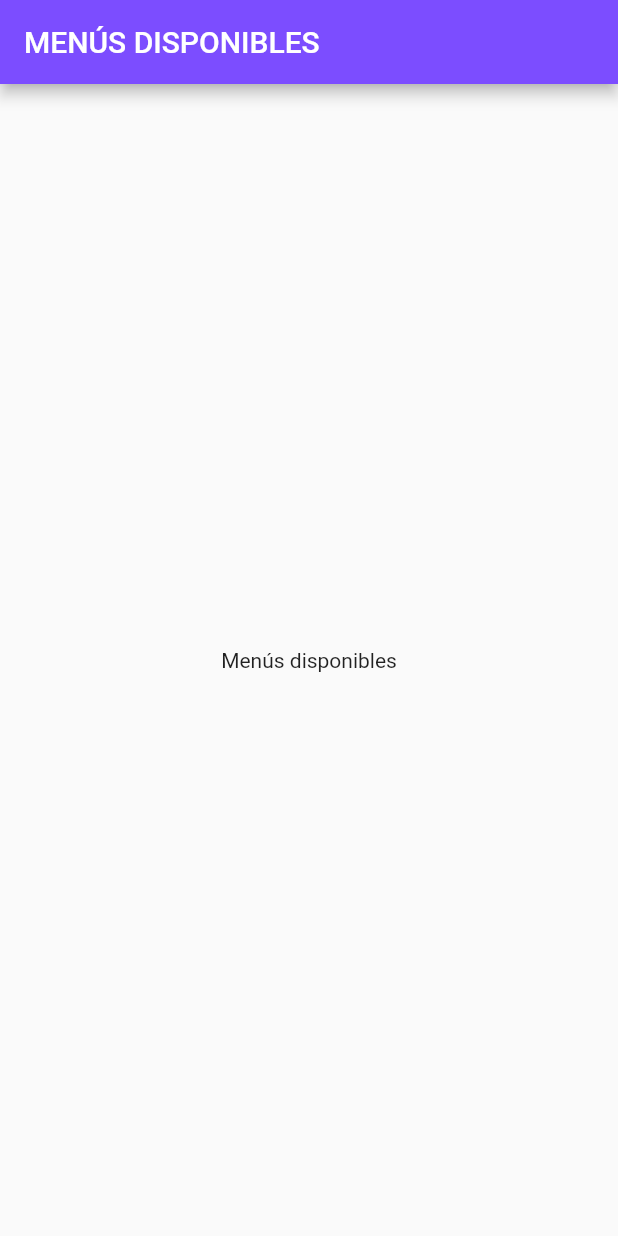
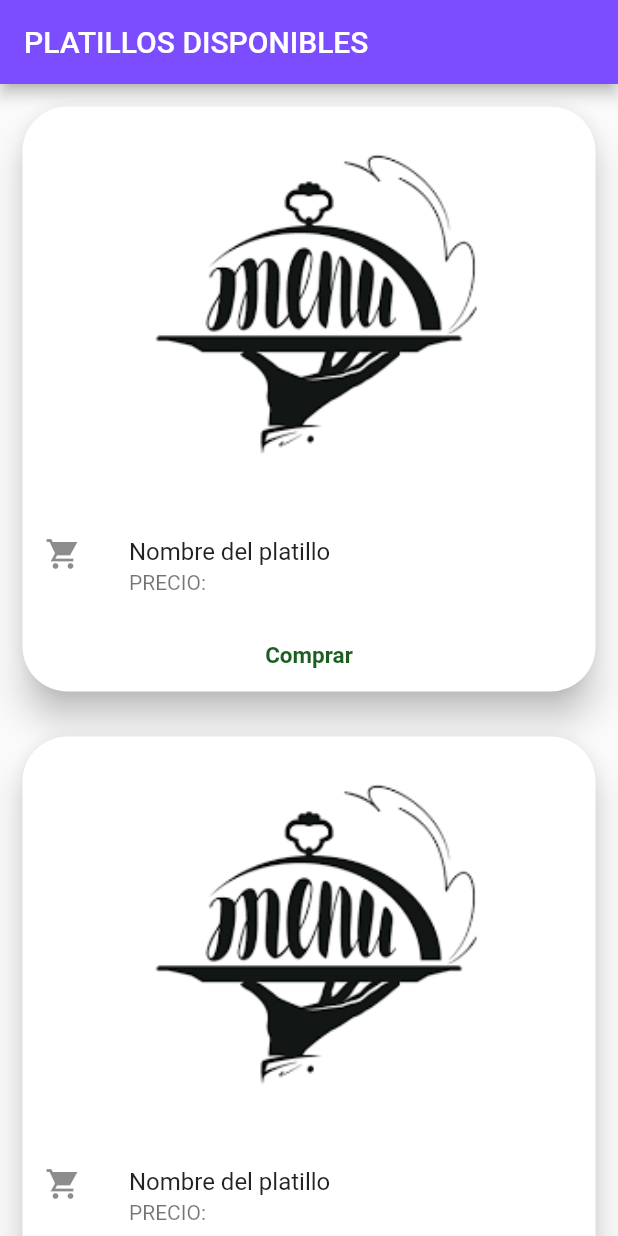
Before and after one commit to JoseRamonHernandez/SGR_MOVIL, a Flutter app: the Home screen opened directly, on a phone screen of 412 x 824 dp. Run offline on Flutter 3.47's test engine with Material 2 defaults, Android fonts, the light colour scheme and no system bars; missing offline and left inert: dart:html, dart:js.

Commit message:
Create cards to menu

```diff
--- /dev/null
+++ b/lib/pages/WidgetArguments.dart
@@ -0,0 +1,5 @@
+class WidgetArguments {
+  final String nombre;
+
+  WidgetArguments(this.nombre);
+}
--- /dev/null
+++ b/lib/pages/detail.dart
@@ -0,0 +1,20 @@
+
+/*
+import 'package:flutter/material.dart';
+
+import 'WidgetArguments.dart';
+
+class detail extends StatelessWidget
+{
+
+  @override
+  Widget build(BuildContext context)
+  {
+    final Object arguments= ModalRoute.of(context).settings.arguments;
+    return Scaffold(
+      body: Center(
+        child: Text(arguments.nombre)
+      ),
+    )
+  }
+}*/
--- a/lib/pages/home.dart
+++ b/lib/pages/home.dart
@@ -1,3 +1,5 @@
+import 'dart:js';
+
 import 'package:flutter/material.dart';
 import 'package:sgr_application1/BNavigation/bottom_nav.dart';
 
@@ -7,14 +9,74 @@ class Home extends StatelessWidget {
   @override
   Widget build(BuildContext context) {
     return Scaffold(
-      appBar: AppBar(
-          title: Text("MENÚS DISPONIBLES"),
+        appBar: AppBar(
+            title: Text("PLATILLOS DISPONIBLES"),
             automaticallyImplyLeading: false,
-          backgroundColor: Colors.deepPurpleAccent),
-      //  bottomNavigationBar: BNavigator(),
-      body: Center(
-        child: Text("Menús disponibles"),
-      ),
-    );
+            backgroundColor: Colors.deepPurpleAccent),
+        //  bottomNavigationBar: BNavigator(),
+        body: ListView(
+          children: <Widget>[
+            miCardImageCarga(),
+            miCardImageCarga(),
+            miCardImageCarga(),
+            miCardImageCarga(),
+            miCardImageCarga(),
+          ],
+        ));
+  }
+
+  Card miCardImageCarga() {
+    return Card(
+        shape: RoundedRectangleBorder(borderRadius: BorderRadius.circular(30)),
+        margin: EdgeInsets.all(15),
+        elevation: 10,
+        child: ClipRRect(
+          borderRadius: BorderRadius.circular(20),
+          child: Column(
+            children: <Widget>[
+              FadeInImage(
+                // En esta propiedad colocamos la imagen a descargar
+                image: AssetImage('assets/image1.png'),
+
+                //AÑADIR IMAGEN DESDE LA WEB
+                /* image: NetworkImage(
+                    'https://staticuestudio.blob.core.windows.net/buhomag/2016/03/01195417/pexels-com.jpg'),
+                */
+
+                // En esta propiedad colocamos el gif o imagen de carga
+                // debe estar almacenado localmente
+                placeholder: AssetImage('assets/loading.gif'),
+
+                // En esta propiedad colocamos mediante el objeto BoxFit
+                // la forma de acoplar la imagen en su contenedor
+                fit: BoxFit.cover,
+
+                // En esta propiedad colocamos el alto de nuestra imagen
+                height: 260,
+              ),
+              ListTile(
+                contentPadding: EdgeInsets.fromLTRB(15, 10, 25, 0),
+                title: Text('Nombre del platillo'),
+                subtitle: Text('PRECIO: '),
+                leading: Icon(Icons.local_grocery_store_sharp),
+              ),
+
+              // Usamos una fila para ordenar los botones del card
+              Row(
+                mainAxisAlignment: MainAxisAlignment.center,
+                children: <Widget>[
+                  FlatButton(
+                    onPressed: () => {},
+                    child: Text('Comprar',
+                        style: TextStyle(
+                            fontSize: 15.0,
+                            fontWeight: FontWeight.bold,
+                            color: Colors.green.shade900)),
+                  ),
+                ],
+              )
+            ],
+          ),
+        ));
   }
 }
```
Also changed, not shown: assets/loading.gif (added).
